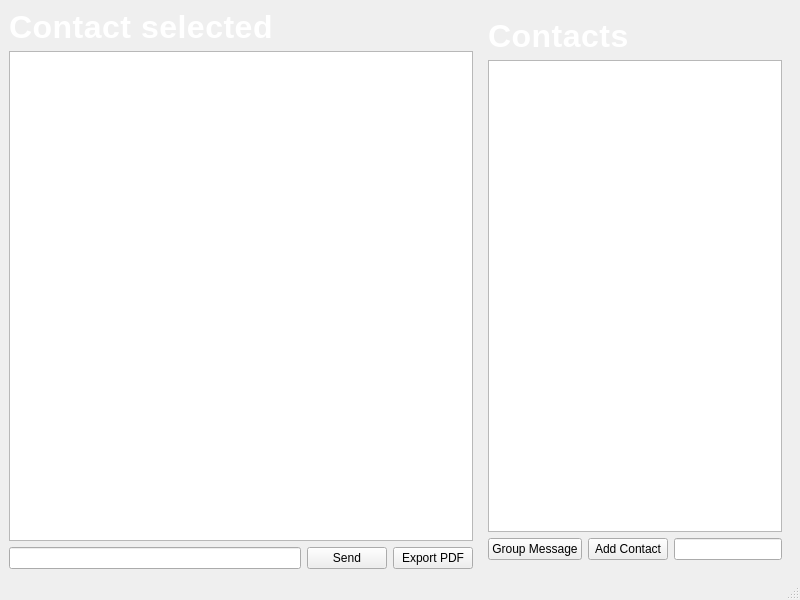
The window that MESSENGER/messenger_main.ui (gauthierbizzarri/MessengerApp) describes before a commit, drawn with Qt 5.
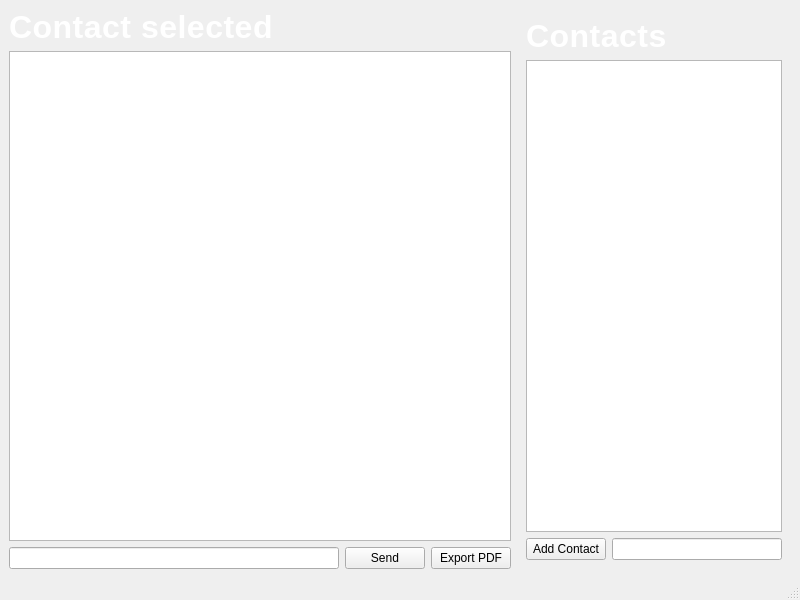
The same window after the commit.

Commit message: [IMPL] messages work properply , still displat them with arrows

Diff of the .ui file:
```diff
--- a/MESSENGER/messenger_main.ui
+++ b/MESSENGER/messenger_main.ui
@@ -63,7 +63,7 @@
      </layout>
     </item>
     <item alignment="Qt::AlignRight">
-     <widget class="QWidget" name="" native="true">
+     <widget class="QWidget" name="widget" native="true">
       <layout class="QVBoxLayout" name="verticalLayout_7">
        <item>
         <widget class="QLabel" name="label_2">
@@ -85,13 +85,6 @@
        </item>
        <item>
         <layout class="QHBoxLayout" name="horizontalLayout_5">
-         <item>
-          <widget class="QPushButton" name="pushButton_Group_Message">
-           <property name="text">
-            <string>Group Message</string>
-           </property>
-          </widget>
-         </item>
          <item>
           <widget class="QPushButton" name="pushButton_Add_Contact">
            <property name="text">
```
The commit also changes 12 other files.
